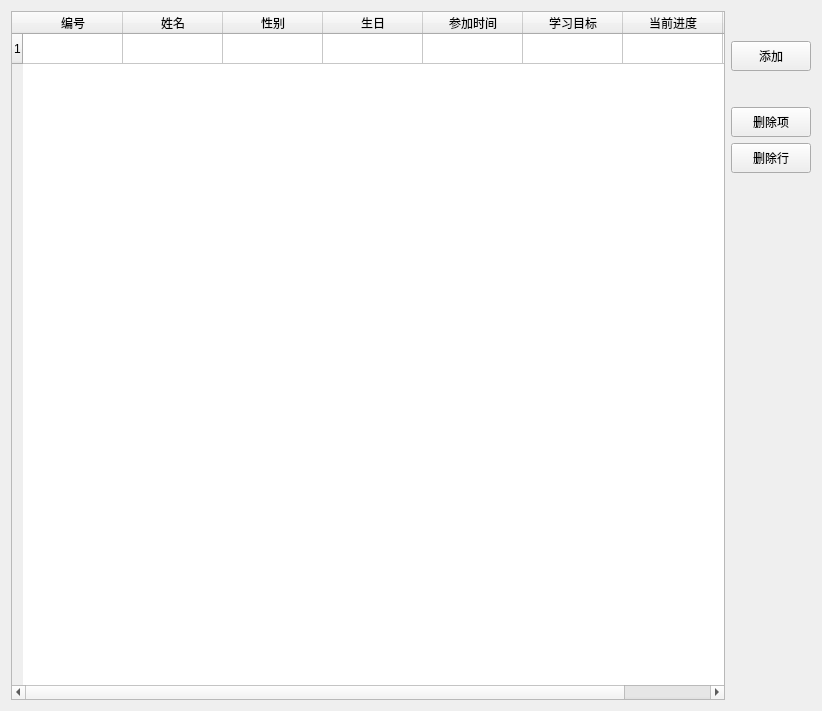
Above: stuInfoWidget.ui from threeicream/ManSys before the change. Below: the same form after it.
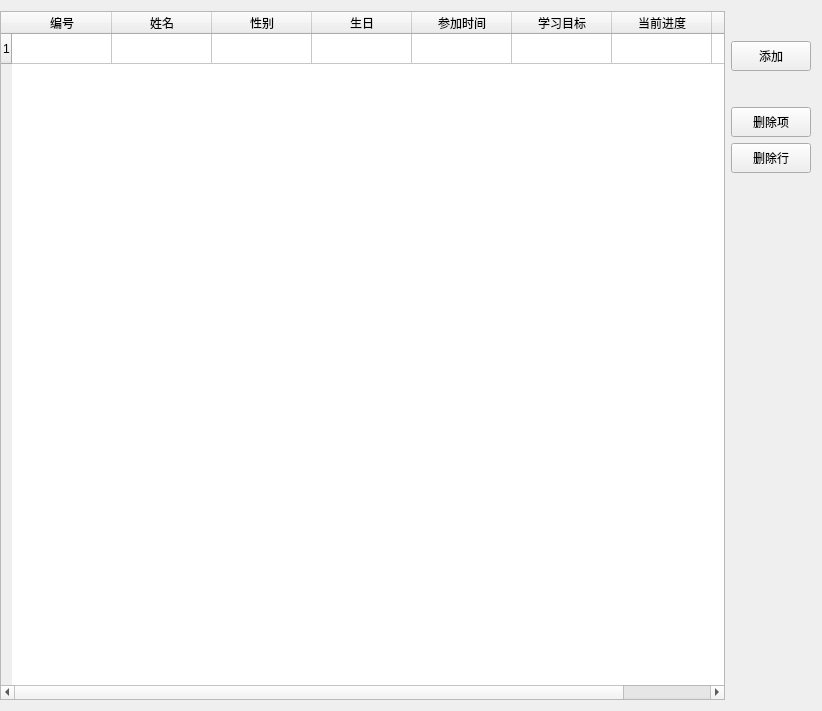
That is the form after the change.

Patch:
```diff
--- a/stuInfoWidget.ui
+++ b/stuInfoWidget.ui
@@ -14,6 +14,9 @@
    <string>stuInfoWidget</string>
   </property>
   <layout class="QHBoxLayout" name="horizontalLayout">
+   <property name="leftMargin">
+    <number>0</number>
+   </property>
    <item>
     <widget class="QTableWidget" name="tableWidget">
      <row/>
```
